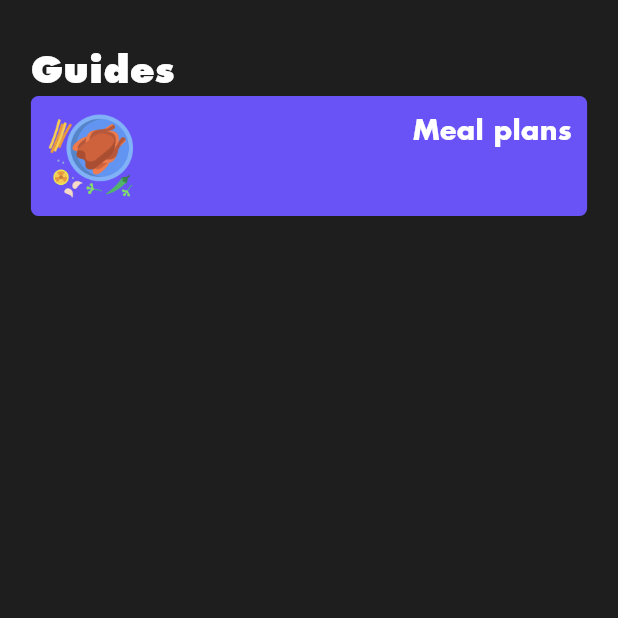
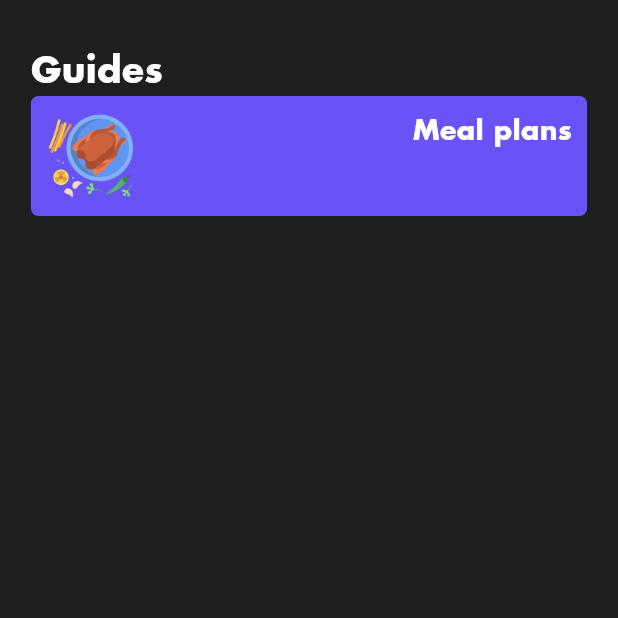
Before and after one commit to Salim-Ali-94/neutrino, a Flutter app: the screen it shows after launch, item 2 of the bottom bar chosen, on a phone screen of 412 x 824 dp, the top half of it. Run offline on Flutter 3.47's test engine with Material 2 defaults, Android fonts, the phone set to English and light mode, and no system bars; our stand-ins replace fl_chart, liquid_progress_indicator_v2.

Commit message:
edited the styling on the advisor screen

```diff
--- a/lib/screens/advisor.dart
+++ b/lib/screens/advisor.dart
@@ -14,7 +14,7 @@ class Advisor extends StatelessWidget {
 
     return Scaffold(backgroundColor: granite,
                     body: SingleChildScrollView(physics: BouncingScrollPhysics(parent: AlwaysScrollableScrollPhysics()),
-                                                child: Column(crossAxisAlignment: CrossAxisAlignment.start, children: [Container(margin: EdgeInsets.only(top: 30, left: screenWidth*0.05), child: Text("Guides", style: TextStyle(color: Colors.white, fontFamily: "Futura", fontSize: 24, fontWeight: FontWeight.w900))), OptionCard()])));
+                                                child: Column(crossAxisAlignment: CrossAxisAlignment.start, children: [Container(margin: EdgeInsets.only(top: 30, left: screenWidth*0.05), child: Text("Guides", style: TextStyle(color: Colors.white, fontFamily: "Futura", fontSize: 24, fontWeight: FontWeight.w700))), OptionCard()])));
 
   }
 
```
